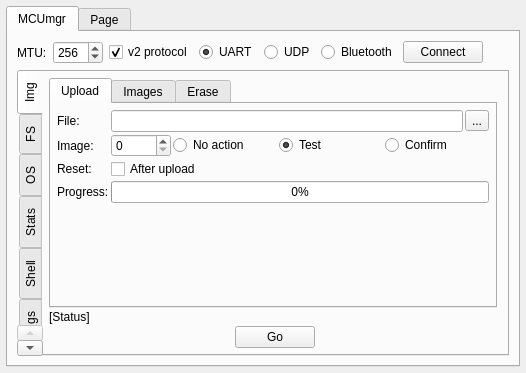
Above: plugins/mcumgr/form.ui from thedjnK/AuTerm before the change. Below: the same form after it.
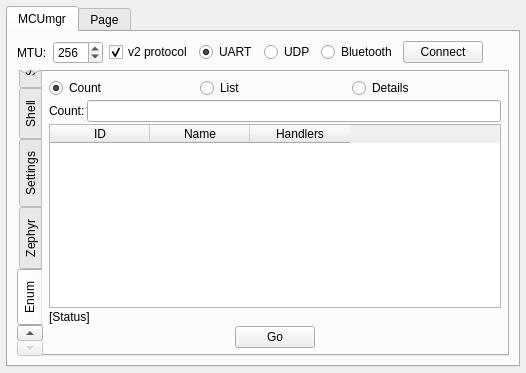
That is the form after the change. The open tabs and pages were chosen to show the change. Custom widgets are drawn as their Qt base class.

Commit message: plugins: mcumgr: Add enum mgmt group support

```diff
--- a/plugins/mcumgr/form.ui
+++ b/plugins/mcumgr/form.ui
@@ -191,20 +191,6 @@
                <property name="spacing">
                 <number>2</number>
                </property>
-               <item row="0" column="0">
-                <widget class="QLabel" name="label_4">
-                 <property name="text">
-                  <string>File:</string>
-                 </property>
-                </widget>
-               </item>
-               <item row="2" column="1">
-                <widget class="QCheckBox" name="check_IMG_Reset">
-                 <property name="text">
-                  <string>After upload</string>
-                 </property>
-                </widget>
-               </item>
                <item row="3" column="0">
                 <widget class="QLabel" name="label_6">
                  <property name="text">
@@ -212,6 +198,37 @@
                  </property>
                 </widget>
                </item>
+               <item row="2" column="1">
+                <widget class="QCheckBox" name="check_IMG_Reset">
+                 <property name="text">
+                  <string>After upload</string>
+                 </property>
+                 <property name="checked">
+                  <bool>false</bool>
+                 </property>
+                </widget>
+               </item>
+               <item row="3" column="1">
+                <widget class="QProgressBar" name="progress_IMG_Complete">
+                 <property name="value">
+                  <number>0</number>
+                 </property>
+                </widget>
+               </item>
+               <item row="2" column="0">
+                <widget class="QLabel" name="label_9">
+                 <property name="text">
+                  <string>Reset:</string>
+                 </property>
+                </widget>
+               </item>
+               <item row="1" column="0">
+                <widget class="QLabel" name="label_4">
+                 <property name="text">
+                  <string>Image:</string>
+                 </property>
+                </widget>
+               </item>
                <item row="0" column="1">
                 <layout class="QHBoxLayout" name="horizontalLayout_5">
                  <property name="spacing">
@@ -229,10 +246,10 @@
                  </item>
                 </layout>
                </item>
-               <item row="1" column="0">
+               <item row="0" column="0">
                 <widget class="QLabel" name="label_4">
                  <property name="text">
-                  <string>Image:</string>
+                  <string>File:</string>
                  </property>
                 </widget>
                </item>
@@ -2104,6 +2121,155 @@
            </item>
           </layout>
          </widget>
+         <widget class="QWidget" name="tab_Enum">
+          <attribute name="title">
+           <string>Enum</string>
+          </attribute>
+          <layout class="QVBoxLayout" name="verticalLayout_3">
+           <property name="spacing">
+            <number>2</number>
+           </property>
+           <property name="leftMargin">
+            <number>6</number>
+           </property>
+           <property name="topMargin">
+            <number>6</number>
+           </property>
+           <property name="rightMargin">
+            <number>6</number>
+           </property>
+           <property name="bottomMargin">
+            <number>6</number>
+           </property>
+           <item>
+            <layout class="QHBoxLayout" name="horizontalLayout_21">
+             <item>
+              <widget class="QRadioButton" name="radio_Enum_Count">
+               <property name="text">
+                <string>Count</string>
+               </property>
+               <property name="checked">
+                <bool>true</bool>
+               </property>
+              </widget>
+             </item>
+             <item>
+              <widget class="QRadioButton" name="radio_Enum_List">
+               <property name="text">
+                <string>List</string>
+               </property>
+              </widget>
+             </item>
+             <item>
+              <widget class="QRadioButton" name="radio_Enum_Details">
+               <property name="text">
+                <string>Details</string>
+               </property>
+              </widget>
+             </item>
+            </layout>
+           </item>
+           <item>
+            <layout class="QHBoxLayout" name="horizontalLayout_22">
+             <item>
+              <widget class="QLabel" name="label_32">
+               <property name="text">
+                <string>Count:</string>
+               </property>
+              </widget>
+             </item>
+             <item>
+              <widget class="QLineEdit" name="edit_Enum_Count">
+               <property name="readOnly">
+                <bool>true</bool>
+               </property>
+              </widget>
+             </item>
+            </layout>
+           </item>
+           <item>
+            <widget class="QTableWidget" name="table_Enum_List_Details">
+             <property name="editTriggers">
+              <set>QAbstractItemView::EditTrigger::NoEditTriggers</set>
+             </property>
+             <property name="dragDropOverwriteMode">
+              <bool>false</bool>
+             </property>
+             <property name="alternatingRowColors">
+              <bool>true</bool>
+             </property>
+             <property name="sortingEnabled">
+              <bool>true</bool>
+             </property>
+             <property name="wordWrap">
+              <bool>false</bool>
+             </property>
+             <column>
+              <property name="text">
+               <string>ID</string>
+              </property>
+             </column>
+             <column>
+              <property name="text">
+               <string>Name</string>
+              </property>
+             </column>
+             <column>
+              <property name="text">
+               <string>Handlers</string>
+              </property>
+             </column>
+            </widget>
+           </item>
+           <item>
+            <widget class="QLabel" name="lbl_enum_status">
+             <property name="text">
+              <string>[Status]</string>
+             </property>
+            </widget>
+           </item>
+           <item>
+            <layout class="QHBoxLayout" name="horizontalLayout_20">
+             <property name="spacing">
+              <number>2</number>
+             </property>
+             <item>
+              <spacer name="horizontalSpacer_16">
+               <property name="orientation">
+                <enum>Qt::Orientation::Horizontal</enum>
+               </property>
+               <property name="sizeHint" stdset="0">
+                <size>
+                 <width>40</width>
+                 <height>20</height>
+                </size>
+               </property>
+              </spacer>
+             </item>
+             <item>
+              <widget class="QPushButton" name="btn_enum_go">
+               <property name="text">
+                <string>Go</string>
+               </property>
+              </widget>
+             </item>
+             <item>
+              <spacer name="horizontalSpacer_21">
+               <property name="orientation">
+                <enum>Qt::Orientation::Horizontal</enum>
+               </property>
+               <property name="sizeHint" stdset="0">
+                <size>
+                 <width>40</width>
+                 <height>20</height>
+                </size>
+               </property>
+              </spacer>
+             </item>
+            </layout>
+           </item>
+          </layout>
+         </widget>
         </widget>
        </item>
       </layout>
```
Left out of the diff: 94 changed lines with no effect on the pictures. The commit also changes 10 other files.
